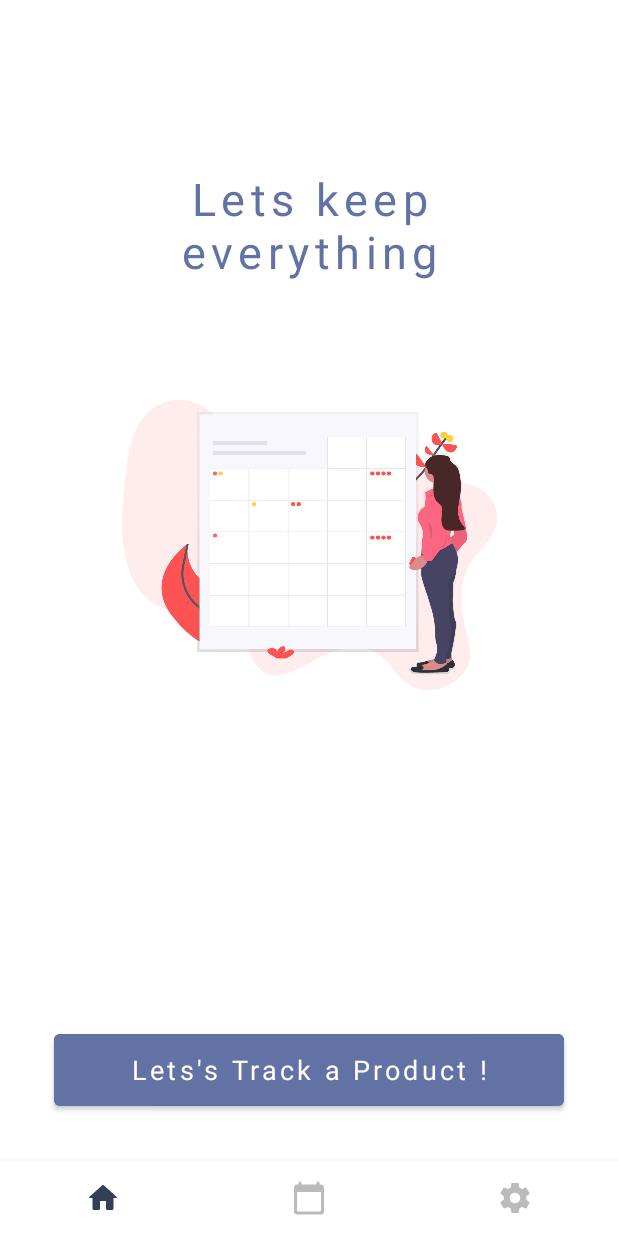
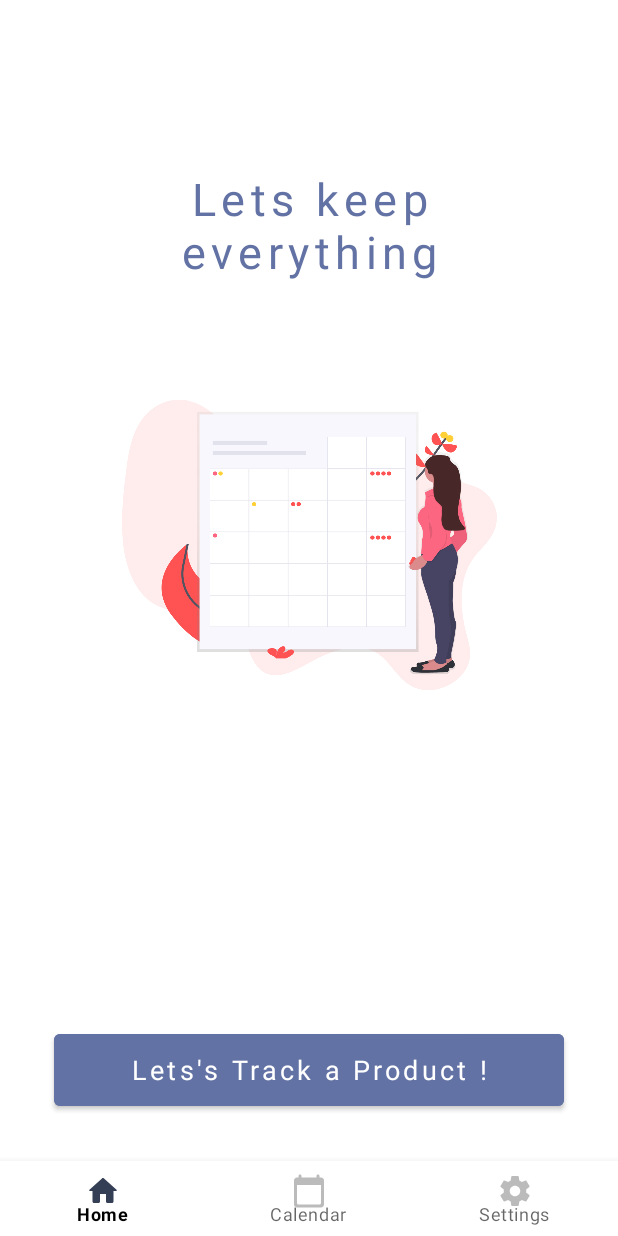
Before and after one commit to baljeet808/ExpiryTracker, an Android app: the screen it shows after launch (MainActivity), on a phone screen of 412 x 824 dp. Run offline under Robolectric (Android 15) with nearby library versions, the phone set to English and light mode, and no system bars; our stand-ins replace Room's generated code, RxJava, navigation-ui; Roboto replaces fonts that are not available here.

Commit message:
Nav bar background is now transparent

```diff
--- a/app/src/main/java/com/baljeet/expirytracker/MainActivity.kt
+++ b/app/src/main/java/com/baljeet/expirytracker/MainActivity.kt
@@ -9,6 +9,7 @@ import androidx.appcompat.content.res.AppCompatResources
 import androidx.core.content.res.ResourcesCompat
 import androidx.fragment.app.FragmentManager
 import androidx.navigation.NavController
+import androidx.navigation.NavOptions
 import androidx.navigation.findNavController
 import androidx.navigation.fragment.NavHostFragment
 import androidx.navigation.ui.setupWithNavController
@@ -33,6 +34,8 @@ class MainActivity : AppCompatActivity() {
 
         bottomNav = findViewById(R.id.bottom_navigation)
         navController = findNavController(R.id.fragmentContainerView)
+
+
         bottomNav.setupWithNavController(navController)
     }
 
--- a/app/src/main/res/layout/activity_main.xml
+++ b/app/src/main/res/layout/activity_main.xml
@@ -26,13 +26,13 @@
         android:layout_width="match_parent"
         android:layout_height="50dp"
         app:layout_constraintVertical_bias="1"
-        android:elevation="5dp"
+        android:elevation="0dp"
         app:menu="@menu/bottom_menu"
         android:visibility="visible"
+        android:animateLayoutChanges="true"
         app:itemIconTint="@color/bottom_nav_icon_tint"
         app:itemRippleColor="@color/ripple_color"
-        app:labelVisibilityMode="unlabeled"
-        android:background="@color/main_background"
+        app:labelVisibilityMode="auto"
         app:layout_constraintStart_toStartOf="parent"
         app:layout_constraintEnd_toEndOf="parent"
         app:layout_constraintTop_toTopOf="parent"
```
